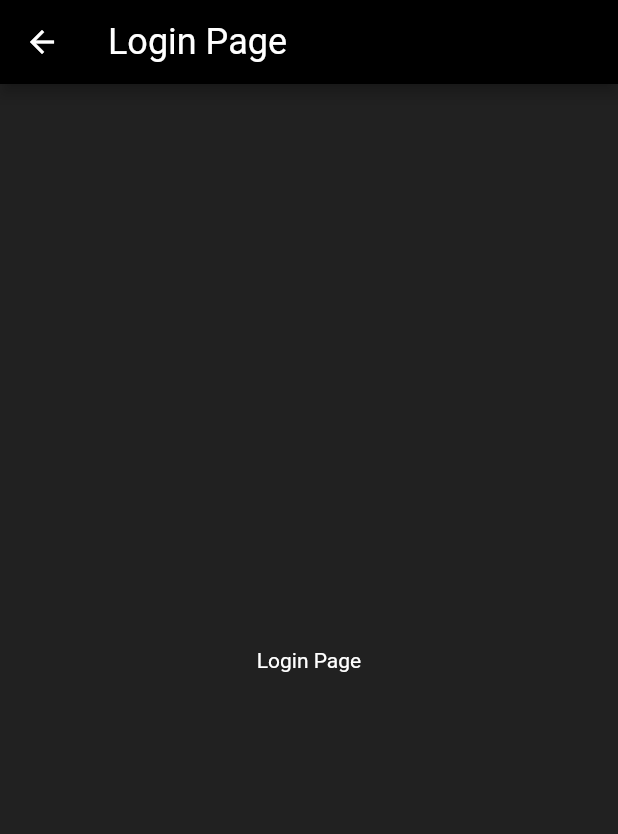
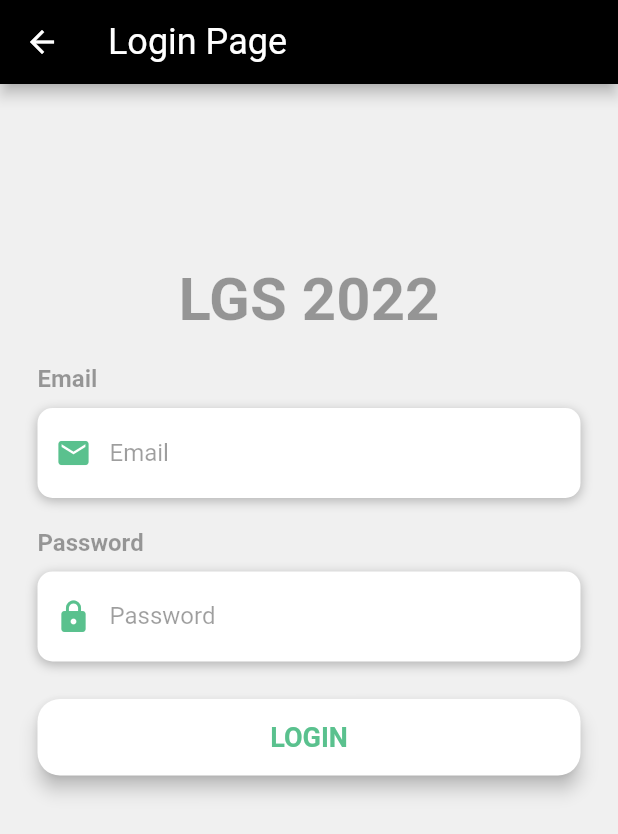
Before and after one commit to NoelHuibers/Landesgartenschau2023, a Flutter app: the screen it shows after launch, after a tap on the "account circle" icon, on a phone screen of 412 x 824 dp. Shown: the top 834 px of the screen. Run offline on Flutter 3.47's test engine with Material 2 defaults, Android fonts, the light colour scheme and no system bars; our stand-ins replace flutter_map, latlong2; missing offline and left inert: latlng; generated files the repository leaves out were written again.

Commit message:
user_login page

```diff
--- a/lib/pages/home.dart
+++ b/lib/pages/home.dart
@@ -1,9 +1,9 @@
 import 'package:flutter/material.dart';
 import 'home/widgets/round_container.dart';
-import 'login.dart';
 import 'settings.dart';
 import '/pages/events.dart';
 import '/pages/stands.dart';
+import 'user/login_page.dart';
 import 'map.dart';
 import 'package:landesgartenschau2023/config/insets.dart';
 
@@ -20,7 +20,7 @@ class Home extends StatelessWidget {
             onPressed: () {
               Navigator.push(
                 context,
-                MaterialPageRoute(builder: (context) => const Login()),
+                MaterialPageRoute(builder: (context) =>  Login()),
               );
             },
           ),
--- /dev/null
+++ b/lib/pages/user/login_page.dart
@@ -0,0 +1,195 @@
+import 'package:flutter/cupertino.dart';
+import 'package:flutter/material.dart';
+import 'package:flutter/services.dart';
+
+class Login extends StatefulWidget {
+  @override
+  _LoginState createState() => _LoginState();
+}
+
+Widget buildEmail(){
+  return Column(
+    crossAxisAlignment: CrossAxisAlignment.start,
+    children: <Widget>[
+      Text(
+        'Email',
+        style: TextStyle(
+            color: Colors.black38,
+            fontSize: 16,
+            fontWeight: FontWeight.bold
+        ),
+      ),
+      SizedBox(height: 10),
+      Container(
+        alignment: Alignment.centerLeft,
+        decoration: BoxDecoration(
+            color: Colors.white,
+            borderRadius: BorderRadius.circular(10),
+            boxShadow: [
+              BoxShadow(
+                  color: Colors.black26,
+                  blurRadius: 6,
+                  offset: Offset(0,2)
+              )
+            ]
+        ),
+        height: 60,
+        child: TextField(
+          keyboardType: TextInputType.emailAddress,
+          style: TextStyle(
+              color:Colors.black87
+          ),
+          decoration: InputDecoration(
+              border: InputBorder.none,
+              contentPadding: EdgeInsets.only(top: 14),
+              prefixIcon: Icon(
+                  Icons.email,
+                  color: Color(0xff5ac18e)
+              ),
+              hintText: 'Email',
+              hintStyle: TextStyle(
+                  color: Colors.black38
+              )
+          ),
+        ),
+      )
+    ],
+  );
+}
+
+Widget buildPassword(){
+  return Column(
+    crossAxisAlignment: CrossAxisAlignment.start,
+    children: <Widget>[
+      Text(
+        'Password',
+        style: TextStyle(
+            color: Colors.black38,
+            fontSize: 16,
+            fontWeight: FontWeight.bold
+        ),
+      ),
+      SizedBox(height: 10),
+      Container(
+        alignment: Alignment.centerLeft,
+        decoration: BoxDecoration(
+            color: Colors.white,
+            borderRadius: BorderRadius.circular(10),
+            boxShadow: [
+              BoxShadow(
+                  color: Colors.black26,
+                  blurRadius: 6,
+                  offset: Offset(0,2)
+              )
+            ]
+        ),
+        height: 60,
+        child: TextField(
+          obscureText: true,
+          style: TextStyle(
+              color:Colors.black87
+          ),
+          decoration: InputDecoration(
+              border: InputBorder.none,
+              contentPadding: EdgeInsets.only(top: 14),
+              prefixIcon: Icon(
+                  Icons.lock,
+                  color: Color(0xff5ac18e)
+              ),
+              hintText: 'Password',
+              hintStyle: TextStyle(
+                  color: Colors.black38
+              )
+          ),
+        ),
+      )
+    ],
+  );
+}
+
+class _LoginState extends State<Login>{
+
+  Widget buildLoginButton(){
+    return Container(
+        padding: EdgeInsets.symmetric(vertical: 25),
+        width: double.infinity,
+        child: RaisedButton(
+          elevation: 5,
+          onPressed: () => print('Login Pressed'),
+          padding: EdgeInsets.all(15),
+          shape: RoundedRectangleBorder(
+              borderRadius: BorderRadius.circular(15)
+          ),
+          color: Colors.white,
+          child: Text(
+            'LOGIN',
+            style: TextStyle(
+                color: Color(0xff5ac18e),
+                fontSize: 18,
+                fontWeight: FontWeight.bold
+            ),
+          ),
+        )
+    );
+  }
+  @override
+  Widget build(BuildContext context) {
+    return Scaffold(
+      appBar: AppBar(
+        title: Text(
+          'Login Page',
+          style: Theme.of(context).textTheme.headline5,
+        ),
+      ),
+      body: AnnotatedRegion<SystemUiOverlayStyle>(
+        value: SystemUiOverlayStyle.light,
+        child: GestureDetector(
+          child: Stack(
+            children: <Widget>[
+              Container(
+                height: double.infinity,
+                width: double.infinity,
+                decoration: BoxDecoration(
+                    gradient: LinearGradient(
+                        begin: Alignment.topCenter,
+                        end: Alignment.bottomCenter,
+                        colors: [
+                          Color(0xfff0f0f0),
+                          Color(0xfff0f0f0),
+                          Color(0xfff0f0f0),
+                          Color(0xfff0f0f0)
+                        ]
+                    )
+                ),
+                child: SingleChildScrollView(
+                 // physics: AlwaysScrollableScrollPhysics(), //buna bakalim bir kaydirmak icin
+                  padding: EdgeInsets.symmetric(
+                      horizontal: 25,
+                      vertical: 120
+                  ),
+                  child: Column(
+                    mainAxisAlignment:MainAxisAlignment.center,
+                    children: <Widget>[
+                      Text('LGS 2022',
+                        style : TextStyle(
+                            color: Colors.black38,
+                            fontSize:40,
+                            fontWeight: FontWeight.bold
+                        ),
+                      ),
+                      SizedBox(height: 20),
+                      buildEmail(),
+                      SizedBox(height: 20),
+                      buildPassword(),
+                      buildLoginButton(),
+                    ],
+                  ),
+                ),
+              )
+            ],
+          ),
+        ),
+      ),
+    );
+  }
+}
```
